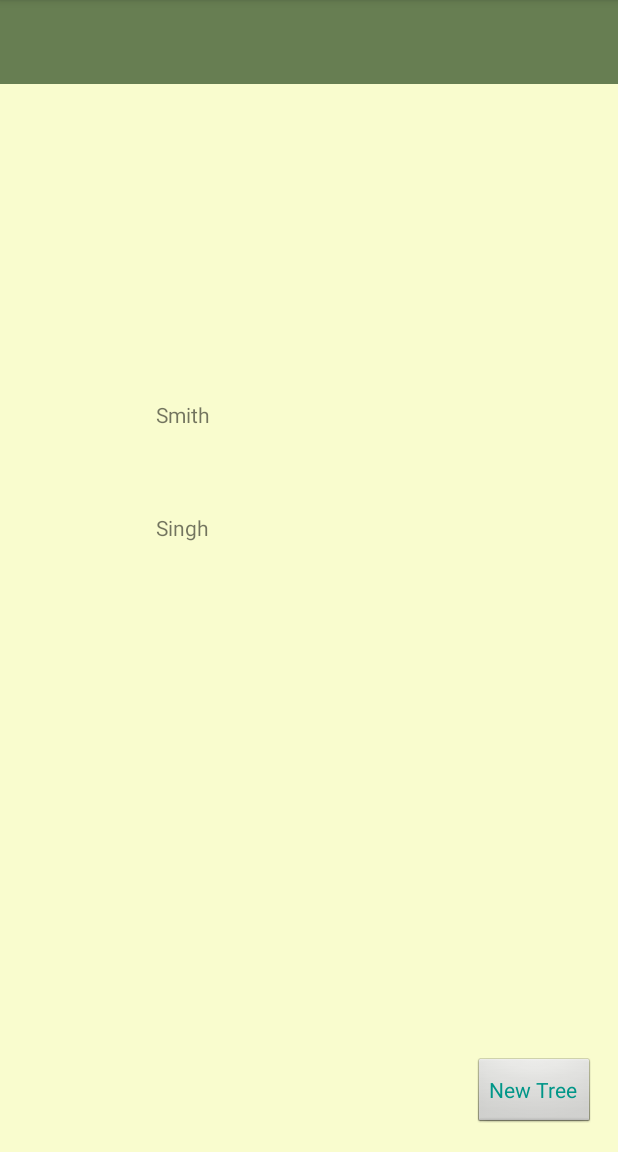
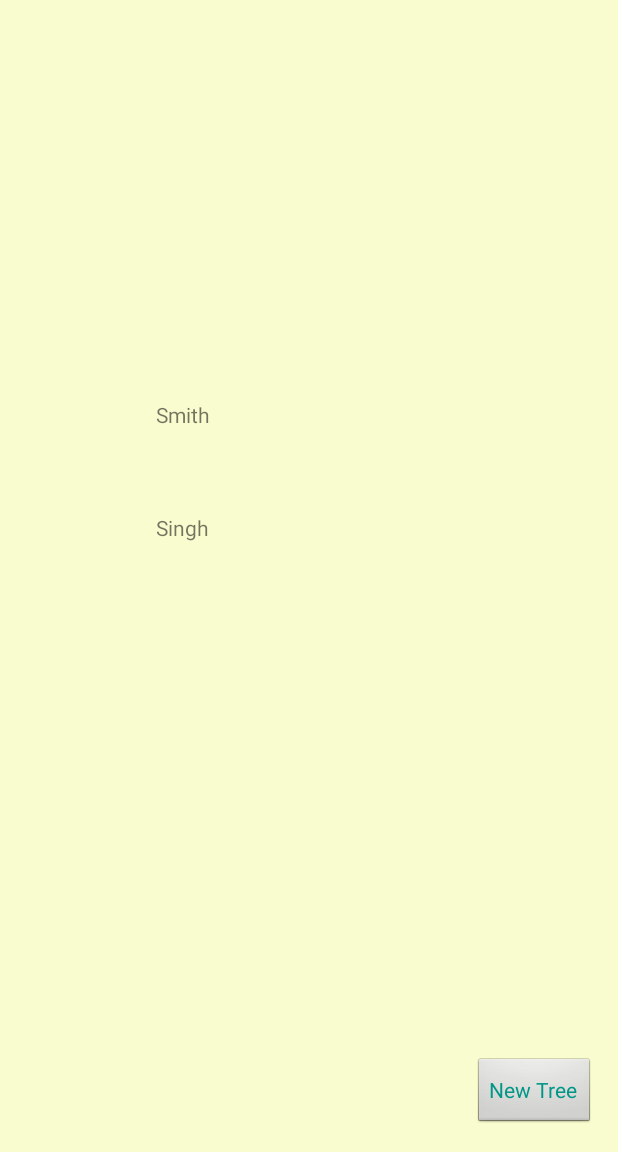
Before and after one commit to Michael-Salato-DU/FamilyTree, an Android app: the MainActivity screen opened directly, with no data from a screen before it, on a phone screen of 412 x 824 dp, the part 84-1236 px from its top. Run offline under Robolectric (Android 15) with nearby library versions, the phone set to English and light mode, and no system bars; libraries missing offline, so code that uses them is left out: io.realm; 3 statements that could not run were skipped.

Commit message:
Fixed bugs

```diff
--- a/app/src/main/AndroidManifest.xml
+++ b/app/src/main/AndroidManifest.xml
@@ -12,7 +12,7 @@
         android:theme="@style/FamilyTreeTheme">
         <activity
             android:name=".LoginActivity"
-            android:theme="@style/FamilyTreeTheme">
+            android:theme="@style/LoginTheme">
             <intent-filter>
                 <action android:name="android.intent.action.MAIN" />
 
--- a/app/src/main/res/values/styles.xml
+++ b/app/src/main/res/values/styles.xml
@@ -1,7 +1,7 @@
 <resources xmlns:tools="http://schemas.android.com/tools">
 
-    <style name="AppTheme" parent="Base.Theme.AppCompat.Light">
-    </style>
+    <style name="AppThemeNoActionBar" parent="Theme.AppCompat.Light.NoActionBar"/>
+    <style name="AppTheme" parent="Theme.AppCompat.Light"/>
 
     <!--<style name="AppTheme.NoActionBar">-->
         <!--<item name="windowActionBar">false</item>-->
@@ -33,8 +33,26 @@
         <!--<item name="colorPrimary">@color/colorPrimary</item>-->
         <!--<item name="android:textColorSecondaryInverse">@color/buttonfill</item>-->
     <!--</style>-->
+    <style name="LoginTheme" parent="AppTheme" >
+        <item name="colorPrimary">@color/colorPrimary</item>
+        <item name="colorPrimaryDark">@color/colorPrimaryDark</item>
+        <item name="colorAccent">@color/colorAccent</item>
+        <item name="android:colorBackground">@color/background_material_light</item>
+        <item name="android:buttonStyle">@style/ButtonColor</item>
+        <item name="android:editTextColor">@color/EditTextColor</item>
+        <item name="android:autoCompleteTextViewStyle">@style/autoCompleteTextViewStyle</item>
+        <item name="colorButtonNormal">@color/buttoncolor</item>
+    </style>
 
-    <style name="FamilyTreeTheme" parent="AppTheme" >
+    <style name="ButtonColor" parent="@android:style/Widget.Button">
+        <item name="android:textColor">@color/buttoncolor</item>
+    </style>
+
+    <style name="autoCompleteTextViewStyle" parent="@android:style/Widget.AutoCompleteTextView">
+        <item name="android:editTextColor">@color/EditTextColor</item>
+    </style>
+
+    <style name="FamilyTreeTheme" parent="AppThemeNoActionBar" >
         <item name="colorPrimary">@color/colorPrimary</item>
         <item name="colorPrimaryDark">@color/colorPrimaryDark</item>
         <item name="colorAccent">@color/colorAccent</item>
@@ -54,4 +72,5 @@
     </style>
 
 
+
 </resources>
```
